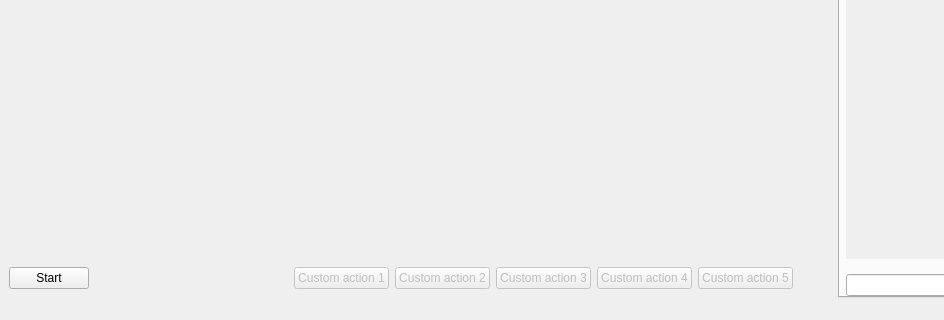
The window that bci_framework/qtgui/main.ui (UN-GCPDS/bci-framework) describes before a commit, drawn with Qt 5; both pictures show x 0 to 944 and y 390 to 710 of the 1222 by 710 pixel window.
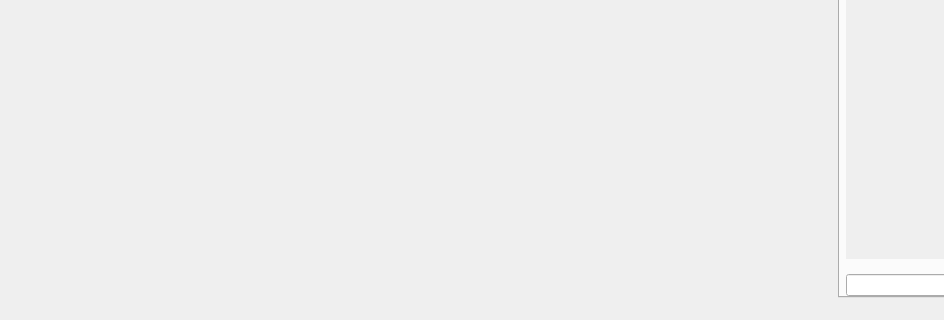
The same window after the commit. The open tabs and pages were chosen to show the change. Icons and pictures are not drawn.

What changed in the file:
```diff
--- a/bci_framework/qtgui/main.ui
+++ b/bci_framework/qtgui/main.ui
@@ -37,7 +37,28 @@
        <number>2</number>
       </property>
       <widget class="QWidget" name="pageStimulus_delivery">
-       <layout class="QGridLayout" name="gridLayout_2">
+       <layout class="QGridLayout" name="gridLayout_2" rowstretch="0,1">
+        <item row="1" column="0" colspan="2">
+         <widget class="QWidget" name="widget_3" native="true">
+          <layout class="QGridLayout" name="gridLayout_26">
+           <property name="leftMargin">
+            <number>0</number>
+           </property>
+           <property name="topMargin">
+            <number>0</number>
+           </property>
+           <property name="rightMargin">
+            <number>0</number>
+           </property>
+           <property name="spacing">
+            <number>0</number>
+           </property>
+           <item row="0" column="0">
+            <layout class="QGridLayout" name="gridLayout_22"/>
+           </item>
+          </layout>
+         </widget>
+        </item>
         <item row="0" column="0" colspan="2">
          <layout class="QHBoxLayout" name="horizontalLayout_4">
           <item>
@@ -91,101 +112,6 @@
           </item>
          </layout>
         </item>
-        <item row="2" column="0" colspan="2">
-         <layout class="QHBoxLayout" name="horizontalLayout_3">
-          <item>
-           <widget class="QPushButton" name="pushButton_7">
-            <property name="text">
-             <string>Start</string>
-            </property>
-           </widget>
-          </item>
-          <item>
-           <spacer name="horizontalSpacer_12">
-            <property name="orientation">
-             <enum>Qt::Horizontal</enum>
-            </property>
-            <property name="sizeHint" stdset="0">
-             <size>
-              <width>40</width>
-              <height>20</height>
-             </size>
-            </property>
-           </spacer>
-          </item>
-          <item>
-           <widget class="QPushButton" name="pushButton_6">
-            <property name="enabled">
-             <bool>false</bool>
-            </property>
-            <property name="text">
-             <string>Custom action 1</string>
-            </property>
-           </widget>
-          </item>
-          <item>
-           <widget class="QPushButton" name="pushButton_8">
-            <property name="enabled">
-             <bool>false</bool>
-            </property>
-            <property name="text">
-             <string>Custom action 2</string>
-            </property>
-           </widget>
-          </item>
-          <item>
-           <widget class="QPushButton" name="pushButton_9">
-            <property name="enabled">
-             <bool>false</bool>
-            </property>
-            <property name="text">
-             <string>Custom action 3</string>
-            </property>
-           </widget>
-          </item>
-          <item>
-           <widget class="QPushButton" name="pushButton_10">
-            <property name="enabled">
-             <bool>false</bool>
-            </property>
-            <property name="text">
-             <string>Custom action 4</string>
-            </property>
-           </widget>
-          </item>
-          <item>
-           <widget class="QPushButton" name="pushButton_11">
-            <property name="enabled">
-             <bool>false</bool>
-            </property>
-            <property name="text">
-             <string>Custom action 5</string>
-            </property>
-           </widget>
-          </item>
-         </layout>
-        </item>
-        <item row="1" column="0" colspan="2">
-         <widget class="QWidget" name="widget_3" native="true">
-          <layout class="QGridLayout" name="gridLayout_26">
-           <property name="leftMargin">
-            <number>0</number>
-           </property>
-           <property name="topMargin">
-            <number>0</number>
-           </property>
-           <property name="rightMargin">
-            <number>0</number>
-           </property>
-           <property name="spacing">
-            <number>0</number>
-           </property>
-           <item row="0" column="0">
-            <layout class="QGridLayout" name="gridLayout_22"/>
-           </item>
-          </layout>
-         </widget>
-        </item>
        </layout>
       </widget>
       <widget class="QWidget" name="pageDevelopment">
```
Left out of the diff: 34 changed lines with no effect on the pictures.
